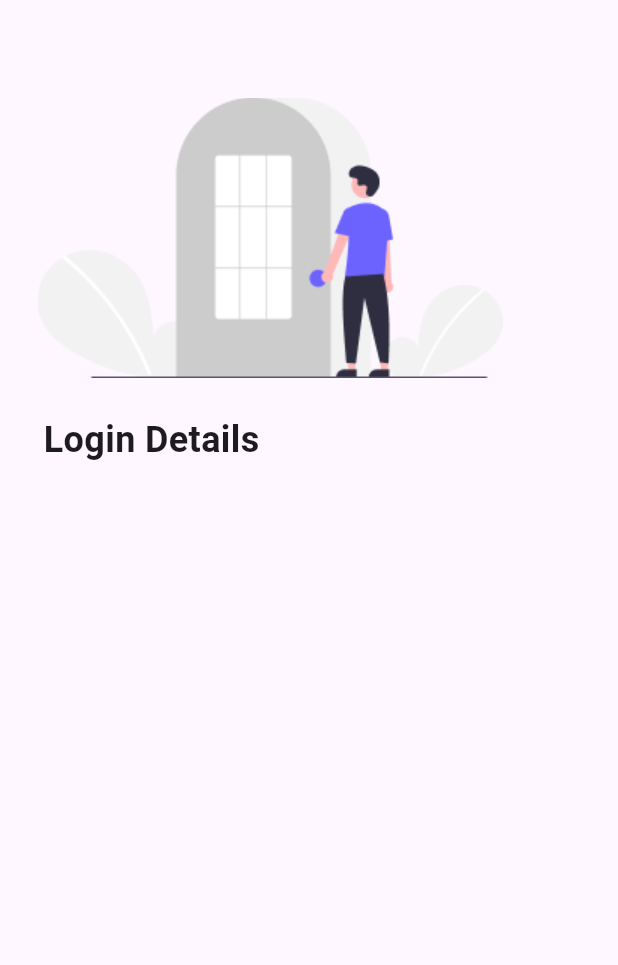
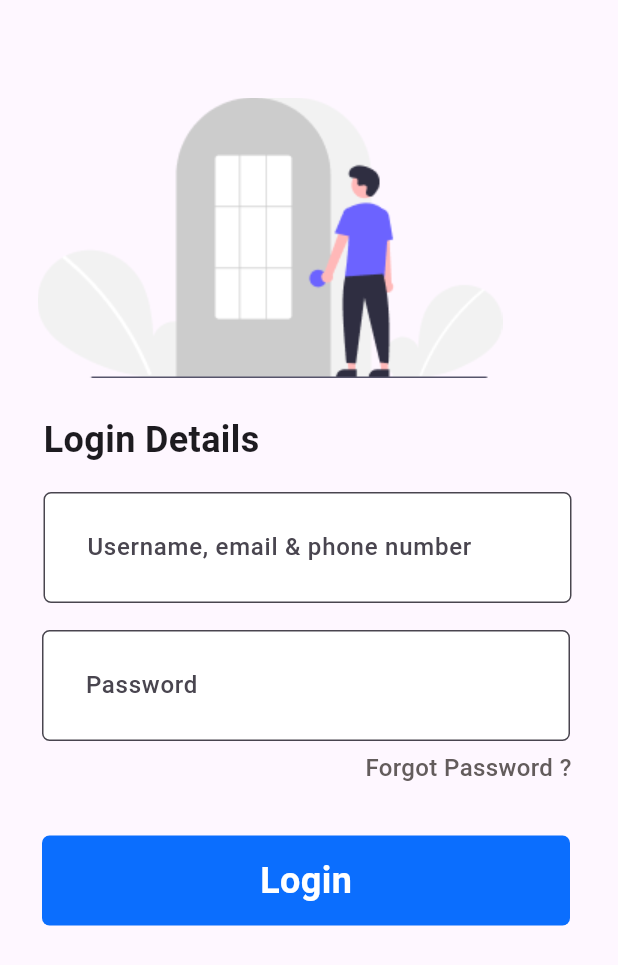
Before and after one commit to OneStationPriver/practica_app, a Flutter app: the screen it shows after launch, on a phone screen of 412 x 824 dp. Shown: the top 965 px of the screen. Run offline on Flutter 3.47's test engine with Material 3 defaults, Android fonts, the phone set to English and light mode, and no system bars.

Commit message:
button login

```diff
--- a/lib/main.dart
+++ b/lib/main.dart
@@ -40,17 +40,127 @@ class _HomePageState extends State<HomePage> {
                 height: 187,
               ),
             ),
-            SizedBox(height: 24,),
+            SizedBox(
+              height: 24,
+            ),
             Row(
               //crossAxisAlignment: CrossAxisAlignment.start,
               mainAxisAlignment: MainAxisAlignment.start,
               children: [
                 Container(
                   margin: EdgeInsets.only(left: 29),
-                  child: Text("Login Details", style: TextStyle(fontSize: 24, fontWeight: FontWeight.bold),),
+                  child: Text(
+                    "Login Details",
+                    style: TextStyle(fontSize: 24, fontWeight: FontWeight.bold),
+                  ),
                 )
               ],
             ),
+            Column(
+              crossAxisAlignment: CrossAxisAlignment.end,
+              children: [
+                Container(
+                  padding: EdgeInsets.symmetric(vertical: 18),
+                  margin: EdgeInsets.only(left: 29, right: 31),
+                  child: TextField(
+                    decoration: InputDecoration(
+                      hintText: "Username, email & phone number",
+                      fillColor: Colors.white,
+                      filled: true,
+                      //margin: EdgeInsets.only(left: 29, right: 31),
+                      contentPadding: EdgeInsets.all(25),
+                      border: OutlineInputBorder(
+                        borderRadius: BorderRadius.circular(5),
+                        borderSide: BorderSide(
+                          color: Color(0xff887E7E),
+                          width: 1,
+                        ),
+                      ),
+                    ),
+                    style: TextStyle(
+                        color: Color(0xff635C5C),
+                        fontWeight: FontWeight.w500,
+                        fontSize: 16),
+                  ),
+                ),
+                Container(
+                  // padding: EdgeInsets.symmetric(vertical: ),
+                  margin: EdgeInsets.only(left: 28, right: 32),
+                  child: TextField(
+                    decoration: InputDecoration(
+                      hintText: "Password",
+                      fillColor: Colors.white,
+                      filled: true,
+                      //margin: EdgeInsets.only(left: 29, right: 31),
+                      contentPadding: EdgeInsets.all(25),
+                      border: OutlineInputBorder(
+                        borderRadius: BorderRadius.circular(5),
+                        borderSide: BorderSide(
+                          color: Color(0xff887E7E),
+                          width: 1,
+                        ),
+                      ),
+                    ),
+                    style: TextStyle(
+                        color: Color(0xff635C5C),
+                        fontWeight: FontWeight.w500,
+                        fontSize: 16),
+                  ),
+                ),
+                SizedBox(
+                  height: 6,
+                ),
+                Container(
+                  margin: EdgeInsets.only(left: 227, right: 31),
+                  child: Text(
+                    "Forgot Password ?",
+                    style: TextStyle(
+                      fontWeight: FontWeight.w500,
+                      color: Color(0xff635C5C),
+                      fontSize: 16,
+                    ),
+                  ),
+                ),
+              ],
+            ),
+            SizedBox(height: 34,),
+            GestureDetector(
+                    onTap: () {
+
+                    },
+                    child: Container(
+                      height: 60,
+                      margin: EdgeInsets.only(left: 28, right: 32),
+                      decoration: BoxDecoration(
+                        borderRadius: BorderRadius.circular(5),
+                        color: Color(0xff0B6EFE),
+                      ),
+                      child: Center(
+                        child: Text(
+                          "Login",
+                          style: TextStyle(
+                            color: Colors.white,
+                            fontWeight: FontWeight.w700,
+                            fontSize: 24,
+                          ),
+                        ),
+                      ),
+                    ),
+                  ),
+            // Center(
+            //   child: ElevatedButton(
+            //     onPressed: () {
+
+            //     },
+            //     child: Text(
+            //       "Login",
+            //       style: TextStyle(
+            //         color: Colors.blue,
+            //       ),
+            //     ),
+            //   ),
+            //   // color
+            // ),
           ],
         ),
       ),
```
